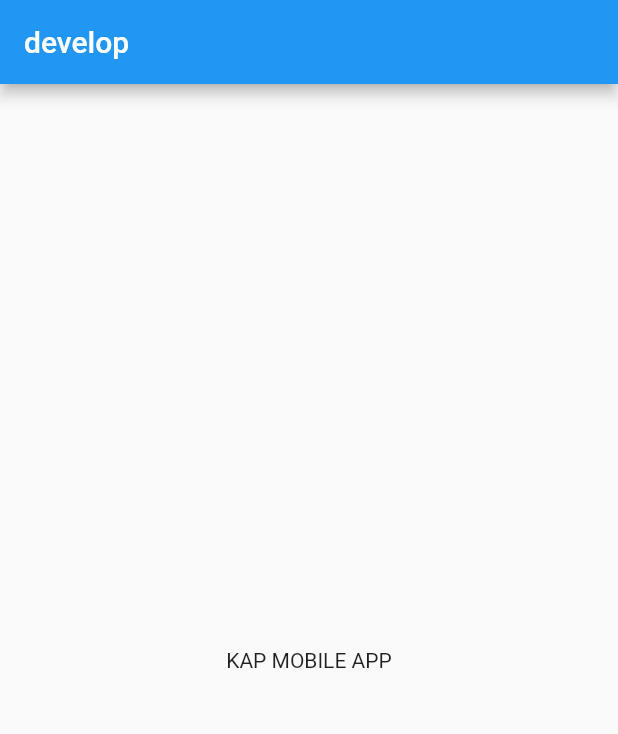
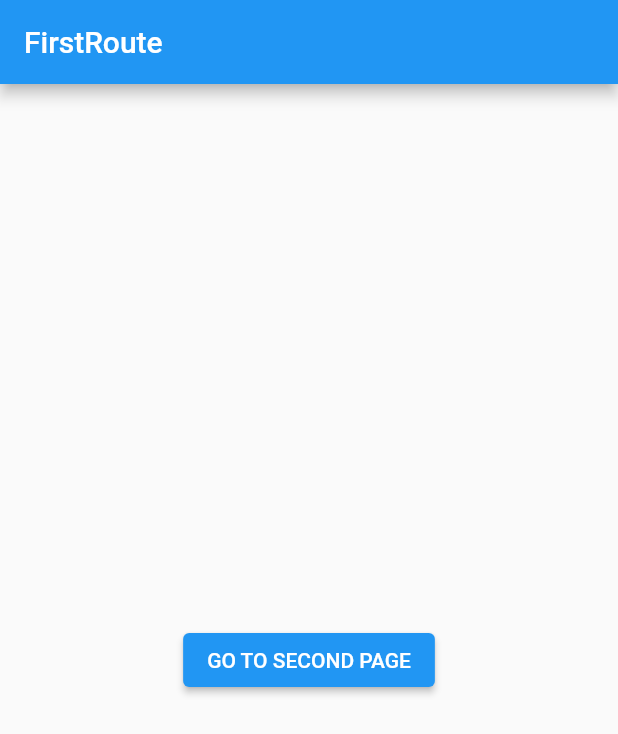
Before and after one commit to arutyun88/kap, a Flutter app: the screen it shows after launch, on a phone screen of 412 x 824 dp. Shown: the top 734 px of the screen. Run offline on Flutter 3.47's test engine with Material 2 defaults, Android fonts, the phone set to English and light mode, and no system bars; our stand-ins replace auto_route; generated files the repository leaves out were written again.

Commit message:
auto route init

```diff
--- /dev/null
+++ b/lib/app/modules/first/views/first_view.dart
@@ -0,0 +1,24 @@
+import 'package:auto_route/auto_route.dart';
+import 'package:flutter/material.dart';
+import 'package:kap/router/app_router.dart';
+
+@RoutePage()
+class FirstView extends StatelessWidget {
+  const FirstView({
+    Key? key,
+  }) : super(key: key);
+
+  @override
+  Widget build(BuildContext context) {
+    return Scaffold(
+      appBar: AppBar(title: Text(context.topRoute.name)),
+      body: Center(
+        child: ElevatedButton(
+          onPressed: () => AutoRouter.of(context).push(const SecondRoute()),
+          // onPressed: () => AutoRouter.of(context).navigate(const SecondRoute()),
+          child: const Text('GO TO SECOND PAGE'),
+        ),
+      ),
+    );
+  }
+}
--- a/lib/app/modules/my_app.dart
+++ b/lib/app/modules/my_app.dart
@@ -1,22 +1,18 @@
 import 'package:flutter/material.dart';
 
+import '../../router/app_router.dart';
+
+final _appRouter = AppRouter();
+
 class MyApp extends StatelessWidget {
-  const MyApp({
-    super.key,
-    required this.title,
-  });
-
-  final String title;
+  const MyApp({super.key});
 
   @override
   Widget build(BuildContext context) {
-    return MaterialApp(
+    return MaterialApp.router(
       title: 'Kap mobile',
       theme: ThemeData(primarySwatch: Colors.blue),
-      home: Scaffold(
-        appBar: AppBar(title: Text(title)),
-        body: const Center(child: Text('KAP MOBILE APP')),
-      ),
+      routerConfig: _appRouter.config(),
     );
   }
 }
--- a/lib/config/main_init.dart
+++ b/lib/config/main_init.dart
@@ -3,5 +3,5 @@ import 'package:kap/app/modules/my_app.dart';
 import 'package:kap/config/environment.dart';
 
 void mainInit(Environment env) async {
-  runApp(MyApp(title: env.name));
+  runApp(const MyApp());
 }
--- /dev/null
+++ b/lib/router/app_router.dart
@@ -0,0 +1,14 @@
+import 'package:auto_route/auto_route.dart';
+import 'package:kap/app/modules/first/views/first_view.dart';
+import 'package:kap/app/modules/second/views/second_view.dart';
+
+part 'app_router.gr.dart';
+
+@AutoRouterConfig(replaceInRouteName: 'View,Route')
+class AppRouter extends _$AppRouter {
+  @override
+  List<AutoRoute> get routes => [
+        AutoRoute(page: FirstRoute.page, initial: true),
+        AutoRoute(page: SecondRoute.page),
+      ];
+}
--- a/pubspec.yaml
+++ b/pubspec.yaml
@@ -11,11 +11,14 @@ dependencies:
   flutter:
     sdk: flutter
   cupertino_icons: ^1.0.5
+  auto_route: ^7.7.1
 
 dev_dependencies:
   flutter_test:
     sdk: flutter
   flutter_lints: ^2.0.2
+  build_runner: ^2.4.6
+  auto_route_generator: ^7.2.0
 
 flutter:
   uses-material-design: true
```
Also changed, not shown: lib/app/modules/second/views/second_view.dart (added, +17 -0 lines), 1 other file.
